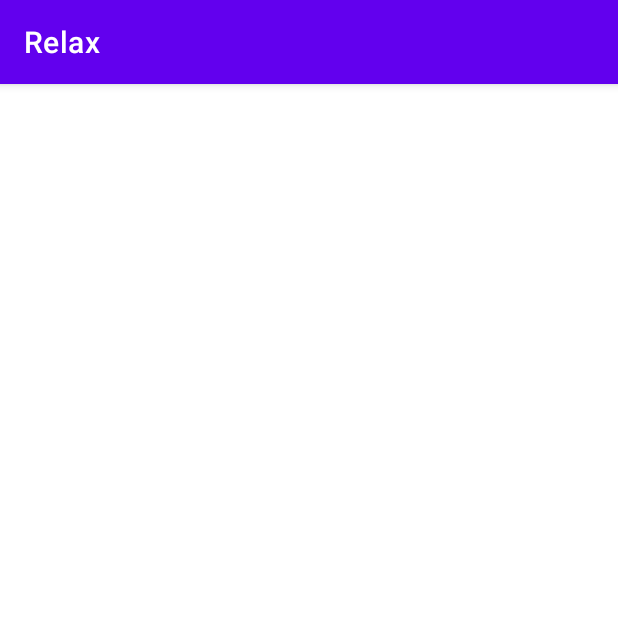
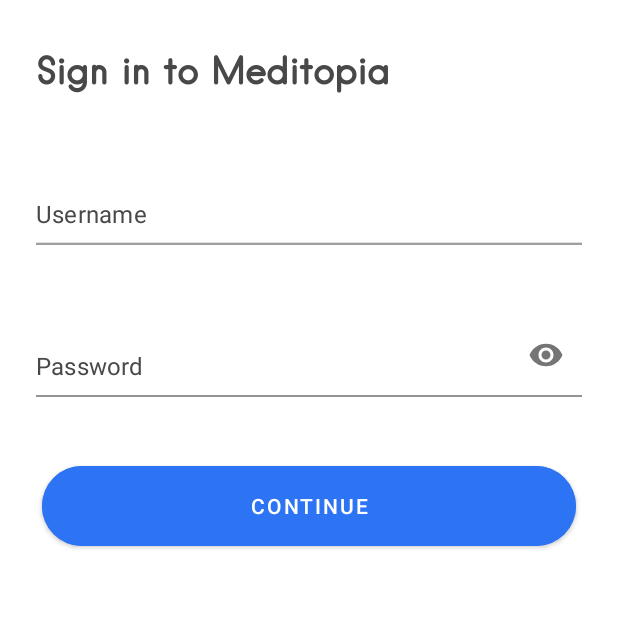
Before and after one commit to oguzzhan/Relax, an Android app: the screen it shows after launch (MainActivity), on a phone screen of 412 x 824 dp, the top half of it. Run offline under Robolectric (Android 15) with nearby library versions, the phone set to English and light mode, and no system bars; our stand-ins replace Dagger/Hilt's generated code, data binding; libraries missing offline, so code that uses them is left out: com.jakewharton.retrofit2; 3 statements that could not run were skipped.

Commit message:
login ui done

```diff
--- /dev/null
+++ b/app/src/main/java/com/ozzy/relax/ui/login/LoginFragment.kt
@@ -0,0 +1,31 @@
+package com.ozzy.relax.ui.login
+
+import android.os.Bundle
+import android.view.LayoutInflater
+import android.view.View
+import android.view.ViewGroup
+import androidx.core.content.ContextCompat
+import androidx.fragment.app.Fragment
+import androidx.fragment.app.viewModels
+import com.ozzy.relax.R
+import com.ozzy.relax.databinding.LoginFragmentBinding
+import com.ozzy.relax.utils.extension.backGroundColorDrawable
+
+
+class LoginFragment : Fragment() {
+
+    lateinit var binding: LoginFragmentBinding
+    val viewModel: LoginViewModel by viewModels()
+
+    override fun onCreateView(
+        inflater: LayoutInflater, container: ViewGroup?,
+        savedInstanceState: Bundle?
+    ): View {
+        ContextCompat.getDrawable(requireContext(), R.drawable.login_status_bar)?.let {
+            requireActivity().backGroundColorDrawable(it)
+        }
+        binding = LoginFragmentBinding.inflate(inflater, container, false)
+        binding.viewModel = viewModel
+        return binding.root
+    }
+}
--- /dev/null
+++ b/app/src/main/java/com/ozzy/relax/ui/login/LoginViewModel.kt
@@ -0,0 +1,7 @@
+package com.ozzy.relax.ui.login
+
+import androidx.lifecycle.ViewModel
+
+class LoginViewModel : ViewModel() {
+    // TODO: Implement the ViewModel
+}
--- /dev/null
+++ b/app/src/main/java/com/ozzy/relax/utils/extension/Context.kt
@@ -0,0 +1,16 @@
+package com.ozzy.relax.utils.extension
+
+import android.app.Activity
+import android.graphics.drawable.Drawable
+import androidx.core.content.ContextCompat
+
+/**
+ * Created by Oğuzhan Karacan on 4.09.2021.
+ */
+
+fun Activity.backGroundColorDrawable(drawable: Drawable) {
+    window.statusBarColor =
+        ContextCompat.getColor(this, android.R.color.transparent)
+    window.statusBarColor = ContextCompat.getColor(this, android.R.color.transparent)
+    window.setBackgroundDrawable(drawable)
+}
--- /dev/null
+++ b/app/src/main/res/drawable/login_status_bar.xml
@@ -0,0 +1,8 @@
+<?xml version="1.0" encoding="utf-8"?>
+<shape xmlns:android="http://schemas.android.com/apk/res/android"
+    android:shape="rectangle">
+    <gradient
+        android:angle="0"
+        android:endColor="#ff23729a"
+        android:startColor="#ff2d9a59" />
+</shape>
--- /dev/null
+++ b/app/src/main/res/layout/login_fragment.xml
@@ -0,0 +1,85 @@
+<?xml version="1.0" encoding="utf-8"?>
+<layout xmlns:android="http://schemas.android.com/apk/res/android"
+    xmlns:app="http://schemas.android.com/apk/res-auto"
+    xmlns:tools="http://schemas.android.com/tools">
+
+    <data>
+
+        <variable
+            name="viewModel"
+            type="com.ozzy.relax.ui.login.LoginViewModel" />
+    </data>
+
+    <androidx.constraintlayout.widget.ConstraintLayout
+        android:layout_width="match_parent"
+        android:layout_height="match_parent"
+        android:background="@color/white"
+        android:paddingStart="24dp"
+        android:paddingEnd="24dp"
+        tools:context=".ui.login.LoginFragment">
+
+        <TextView
+            android:id="@+id/textViewTitle"
+            style="@style/LoginTitle"
+            android:layout_width="wrap_content"
+            android:layout_height="wrap_content"
+            android:layout_marginTop="32dp"
+            android:text="@string/sign_in_text"
+            app:layout_constraintStart_toStartOf="parent"
+            app:layout_constraintTop_toTopOf="parent" />
+
+        <com.google.android.material.textfield.TextInputLayout
+            android:id="@+id/editTextLoginLayout"
+            style="@style/LoginTextInputLayout"
+            android:layout_width="match_parent"
+            android:layout_height="wrap_content"
+            android:layout_marginTop="45dp"
+            app:layout_constraintTop_toBottomOf="@id/textViewTitle">
+
+            <com.google.android.material.textfield.TextInputEditText
+                android:id="@+id/editTextLogin"
+                android:layout_width="match_parent"
+                android:layout_height="wrap_content"
+                android:background="@android:color/transparent"
+                android:hint="@string/login_hint"
+                android:inputType="text"
+                android:paddingStart="0dp"
+                android:paddingEnd="0dp"
+                android:textColorHint="@color/pig_iron" />
+        </com.google.android.material.textfield.TextInputLayout>
+
+        <com.google.android.material.textfield.TextInputLayout
+            android:id="@+id/editTextPasswordLayout"
+            style="@style/LoginTextInputLayout"
+            android:layout_width="match_parent"
+            android:layout_height="wrap_content"
+            android:layout_marginTop="45dp"
+            app:layout_constraintTop_toBottomOf="@id/editTextLoginLayout"
+            app:passwordToggleEnabled="true">
+
+            <com.google.android.material.textfield.TextInputEditText
+                android:id="@+id/editTextPassword"
+                android:layout_width="match_parent"
+                android:layout_height="wrap_content"
+                android:background="@android:color/transparent"
+                android:hint="@string/password_hint"
+                android:inputType="textPassword"
+                android:paddingStart="0dp"
+                android:paddingEnd="0dp"
+                android:textColorHint="@color/pig_iron" />
+        </com.google.android.material.textfield.TextInputLayout>
+
+        <com.google.android.material.button.MaterialButton
+            android:layout_width="0dp"
+            android:layout_height="65dp"
+            android:layout_marginStart="4dp"
+            android:layout_marginTop="40dp"
+            android:layout_marginEnd="4dp"
+            android:backgroundTint="@color/glimpse"
+            android:text="@string/login_continue"
+            app:cornerRadius="36.21dp"
+            app:layout_constraintEnd_toEndOf="parent"
+            app:layout_constraintStart_toStartOf="parent"
+            app:layout_constraintTop_toBottomOf="@id/editTextPasswordLayout" />
+    </androidx.constraintlayout.widget.ConstraintLayout>
+</layout>
--- a/app/src/main/res/navigation/nav_main.xml
+++ b/app/src/main/res/navigation/nav_main.xml
@@ -3,13 +3,24 @@
     xmlns:app="http://schemas.android.com/apk/res-auto"
     xmlns:tools="http://schemas.android.com/tools"
     android:id="@+id/nav_main"
-    app:startDestination="@id/dashboardFragment">
-
+    app:startDestination="@id/loginFragment">
+    <fragment
+        android:id="@+id/loginFragment"
+        android:name="com.ozzy.relax.ui.login.LoginFragment"
+        android:label="LoginFragment">
+        <action
+            android:id="@+id/action_loginFragment_to_dashboardFragment"
+            app:destination="@id/dashboardFragment" />
+    </fragment>
     <fragment
         android:id="@+id/dashboardFragment"
         android:name="com.ozzy.relax.ui.dashboard.DashboardFragment"
         android:label="dashboard_fragment"
-        tools:layout="@layout/dashboard_fragment" />
+        tools:layout="@layout/dashboard_fragment">
+        <action
+            android:id="@+id/action_dashboardFragment_to_detailFragment"
+            app:destination="@id/detailFragment" />
+    </fragment>
     <fragment
         android:id="@+id/detailFragment"
         android:name="com.ozzy.relax.ui.detail.DetailFragment"
--- a/app/src/main/res/values/colors.xml
+++ b/app/src/main/res/values/colors.xml
@@ -7,4 +7,11 @@
     <color name="teal_700">#FF018786</color>
     <color name="black">#FF000000</color>
     <color name="white">#FFFFFFFF</color>
+
+
+    <color name="glimpse">#2C74F4</color>
+    <color name="blue">#009FE8</color>
+    <color name="pig_iron">#484848</color>
+    <color name="gray40">#66AFAFAF</color>
+    <color name="login_text_color">@color/pig_iron</color>
 </resources>
--- a/app/src/main/res/values/strings.xml
+++ b/app/src/main/res/values/strings.xml
@@ -1,3 +1,7 @@
 <resources>
     <string name="app_name">Relax</string>
+    <string name="sign_in_text">Sign in to Meditopia</string>
+    <string name="login_hint">Username</string>
+    <string name="password_hint">Password</string>
+    <string name="login_continue">Continue</string>
 </resources>
--- /dev/null
+++ b/app/src/main/res/values/styles.xml
@@ -0,0 +1,24 @@
+<?xml version="1.0" encoding="utf-8"?>
+<resources>
+
+    <style name="LoginTitle">
+        <item name="fontFamily">@font/hanken_book</item>
+        <item name="android:textSize">24sp</item>
+        <item name="android:textStyle">bold</item>
+        <item name="android:textColor">@color/login_text_color</item>
+    </style>
+
+    <style name="LoginEditText">
+        <item name="android:textColor">@color/pig_iron</item>
+        <item name="android:textColorHint">@color/pig_iron</item>
+        <item name="android:textSize">16sp</item>
+    </style>
+
+    <style name="LoginTextInputLayout" parent="TextAppearance.AppCompat">
+        <item name="android:textSize">16sp</item>
+        <item name="boxStrokeColor">@color/gray40</item>
+        <item name="android:strokeColor">@color/gray40</item>
+        <item name="hintEnabled">false</item>
+    </style>
+
+</resources>
--- a/app/src/main/res/values/themes.xml
+++ b/app/src/main/res/values/themes.xml
@@ -1,16 +1,19 @@
-<resources xmlns:tools="http://schemas.android.com/tools">
+<resources>
     <!-- Base application theme. -->
     <style name="Theme.Relax" parent="Theme.MaterialComponents.DayNight.DarkActionBar">
         <!-- Primary brand color. -->
-        <item name="colorPrimary">@color/purple_500</item>
+        <item name="colorPrimary">@color/blue</item>
         <item name="colorPrimaryVariant">@color/purple_700</item>
         <item name="colorOnPrimary">@color/white</item>
         <!-- Secondary brand color. -->
-        <item name="colorSecondary">@color/teal_200</item>
+        <item name="colorSecondary">@color/blue</item>
         <item name="colorSecondaryVariant">@color/teal_700</item>
         <item name="colorOnSecondary">@color/black</item>
         <!-- Status bar color. -->
-        <item name="android:statusBarColor" tools:targetApi="l">?attr/colorPrimaryVariant</item>
+        <item name="android:windowDrawsSystemBarBackgrounds">true</item>
+        <item name="android:statusBarColor">@android:color/transparent</item>
         <!-- Customize your theme here. -->
+        <item name="windowNoTitle">true</item>
+        <item name="windowActionBar">false</item>
     </style>
 </resources>
```
Also changed, not shown: app/src/main/res/font/hanken_book.ttf (added), app/src/main/res/font/hanken_light.ttf (added).
